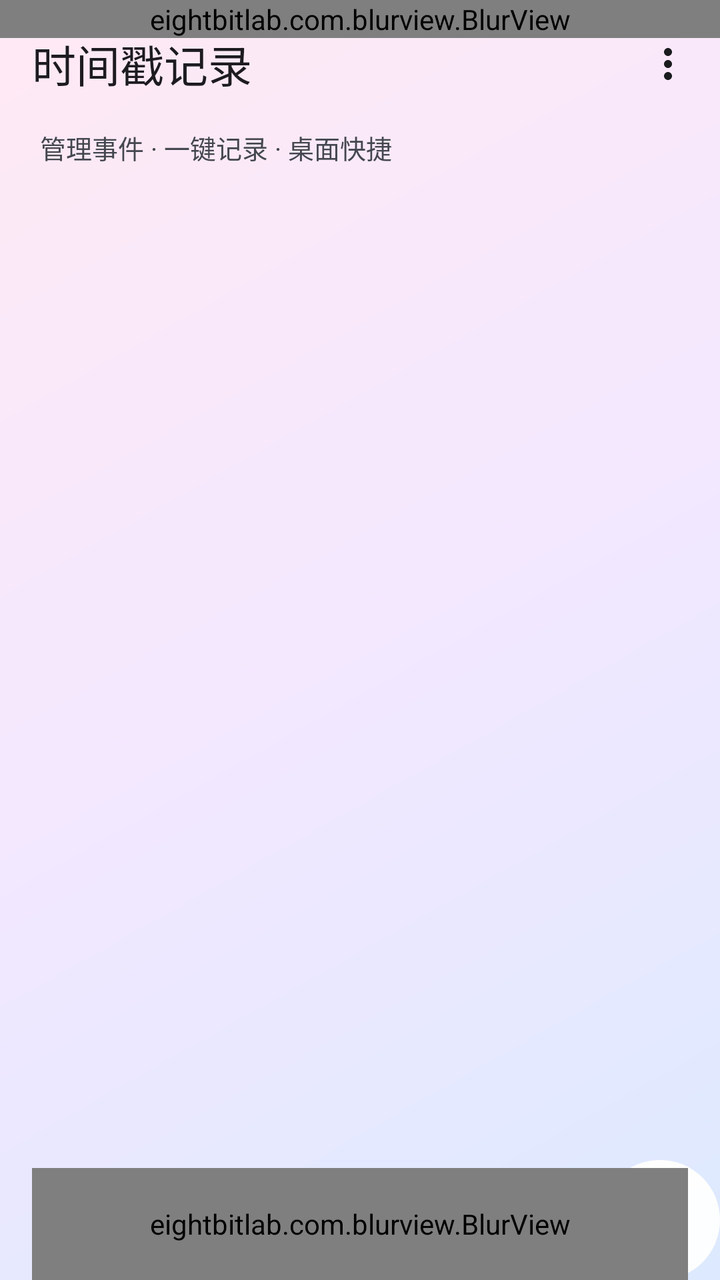
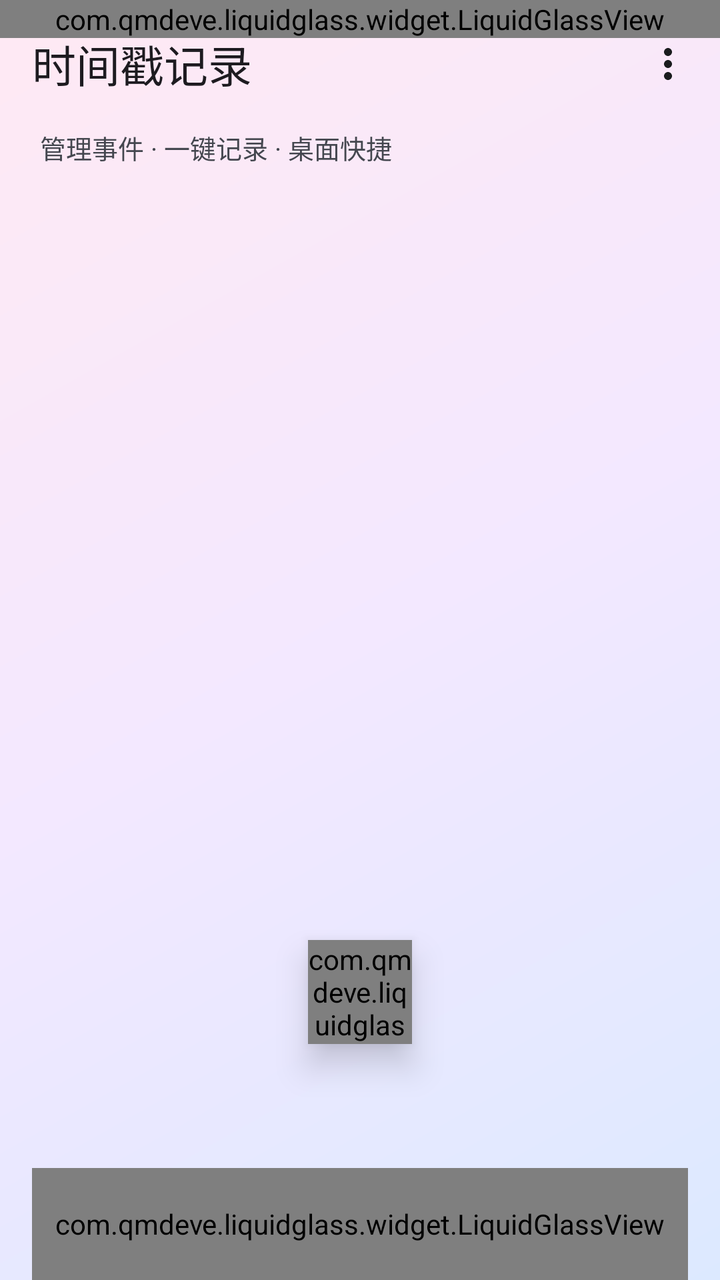

Screens rendered from an Android XML layout before and after an edit, with the pre-edit source and the edit as a unified diff.
<!-- AndroidManifest.xml: application theme Theme.Timestamp -->
<!-- res/layout/activity_main.xml -->
<?xml version="1.0" encoding="utf-8"?>
<FrameLayout xmlns:android="http://schemas.android.com/apk/res/android"
    xmlns:app="http://schemas.android.com/apk/res-auto"
    android:id="@+id/root"
    android:layout_width="match_parent"
    android:layout_height="match_parent">

    <androidx.coordinatorlayout.widget.CoordinatorLayout
        android:id="@+id/mainHost"
        android:layout_width="match_parent"
        android:layout_height="match_parent"
        android:background="@drawable/bg_main_gradient">

        
        <View
            android:id="@+id/timelineTrack"
            android:layout_width="2dp"
            android:layout_height="match_parent"
            android:layout_gravity="top"
            android:layout_marginStart="@dimen/timeline_line_inset"
            android:background="@drawable/timeline_track"
            android:visibility="gone" />

        
        <androidx.viewpager2.widget.ViewPager2
            android:id="@+id/viewPager"
            android:layout_width="match_parent"
            android:layout_height="match_parent"
            android:clipToPadding="false" />

        
        <eightbitlab.com.blurview.BlurView
            android:id="@+id/topBlur"
            android:layout_width="match_parent"
            android:layout_height="wrap_content"
            android:clickable="false"
            android:focusable="false" />

        <com.google.android.material.appbar.AppBarLayout
            android:id="@+id/appBar"
            android:layout_width="match_parent"
            android:layout_height="wrap_content"
            android:background="@android:color/transparent"
            app:elevation="0dp">

            <com.google.android.material.appbar.MaterialToolbar
                android:id="@+id/toolbar"
                android:layout_width="match_parent"
                android:layout_height="?attr/actionBarSize"
                app:contentInsetEnd="4dp"
                app:title="@string/main_title"
                app:titleTextAppearance="@style/TextAppearance.Material3.TitleLarge">

                <ImageButton
                    android:id="@+id/btnMore"
                    android:layout_width="44dp"
                    android:layout_height="44dp"
                    android:layout_gravity="end|center_vertical"
                    android:background="?attr/selectableItemBackgroundBorderless"
                    android:contentDescription="@string/menu_more"
                    android:scaleType="center"
                    android:src="@drawable/ic_more_vert" />
            </com.google.android.material.appbar.MaterialToolbar>

            <TextView
                android:id="@+id/tvSubtitle"
                android:layout_width="wrap_content"
                android:layout_height="wrap_content"
                android:paddingStart="20dp"
                android:paddingBottom="12dp"
                android:text="@string/main_subtitle"
                android:textColor="?attr/colorOnSurfaceVariant"
                android:textSize="13sp" />
        </com.google.android.material.appbar.AppBarLayout>

        
        <ImageButton
            android:id="@+id/fabAdd"
            android:layout_width="60dp"
            android:layout_height="60dp"
            android:layout_gravity="bottom|end"
            android:background="@drawable/fab_liquid"
            android:contentDescription="@string/fab_add"
            android:elevation="6dp"
            android:foreground="?attr/selectableItemBackgroundBorderless"
            android:outlineProvider="background"
            android:scaleType="center"
            android:src="@drawable/ic_add" />
    </androidx.coordinatorlayout.widget.CoordinatorLayout>

    
    <eightbitlab.com.blurview.BlurView
        android:id="@+id/bottomBar"
        android:layout_width="match_parent"
        android:layout_height="@dimen/tab_bar_height"
        android:layout_gravity="bottom"
        android:layout_marginStart="@dimen/space_4"
        android:layout_marginEnd="@dimen/space_4"
        android:background="@drawable/bg_bottom_nav">

        <com.timestamp.recorder.TabSliderView
            android:id="@+id/tabSlider"
            android:layout_width="match_parent"
            android:layout_height="match_parent" />

        <LinearLayout
            android:id="@+id/tabContent"
            android:layout_width="match_parent"
            android:layout_height="match_parent"
            android:orientation="horizontal"
            android:paddingStart="8dp"
            android:paddingEnd="8dp">

            <LinearLayout
                android:id="@+id/tabEvents"
                android:layout_width="0dp"
                android:layout_height="match_parent"
                android:layout_weight="1"
                android:gravity="center"
                android:orientation="horizontal">

                <ImageView
                    android:id="@+id/iconEvents"
                    android:layout_width="20dp"
                    android:layout_height="20dp"
                    android:contentDescription="@null"
                    android:scaleType="fitCenter"
                    android:src="@drawable/ic_tab_events" />

                <TextView
                    android:id="@+id/textEvents"
                    android:layout_width="wrap_content"
                    android:layout_height="wrap_content"
                    android:layout_marginStart="7dp"
                    android:text="@string/tab_events"
                    android:textSize="15sp" />
            </LinearLayout>

            <LinearLayout
                android:id="@+id/tabTimeline"
                android:layout_width="0dp"
                android:layout_height="match_parent"
                android:layout_weight="1"
                android:gravity="center"
                android:orientation="horizontal">

                <ImageView
                    android:id="@+id/iconTimeline"
                    android:layout_width="20dp"
                    android:layout_height="20dp"
                    android:contentDescription="@null"
                    android:scaleType="fitCenter"
                    android:src="@drawable/ic_tab_timeline" />

                <TextView
                    android:id="@+id/textTimeline"
                    android:layout_width="wrap_content"
                    android:layout_height="wrap_content"
                    android:layout_marginStart="7dp"
                    android:text="@string/tab_timeline"
                    android:textSize="15sp" />
            </LinearLayout>
        </LinearLayout>
    </eightbitlab.com.blurview.BlurView>
</FrameLayout>
<!-- resources referenced by this layout -->
<resources>
  <dimen name="space_4">16dp</dimen>
  <dimen name="tab_bar_height">56dp</dimen>
  <dimen name="timeline_line_inset">26dp</dimen>
  <!-- drawable bg_bottom_nav (drawable) -->
  <?xml version="1.0" encoding="utf-8"?>
  <layer-list xmlns:android="http://schemas.android.com/apk/res/android">
      <item>
          <shape android:shape="rectangle">
              <corners android:radius="28dp" />
              <gradient
                  android:angle="270"
                  android:startColor="#B3FFFFFF"
                  android:endColor="#CCFFFFFF" />
          </shape>
      </item>
      
      <item>
          <shape android:shape="rectangle">
              <corners android:radius="28dp" />
              <stroke
                  android:width="1dp"
                  android:color="#3D5B6B8C" />
          </shape>
      </item>
  </layer-list>
  <!-- drawable bg_main_gradient (drawable) -->
  <?xml version="1.0" encoding="utf-8"?>
  <shape xmlns:android="http://schemas.android.com/apk/res/android"
      android:shape="rectangle">
      <gradient
          android:type="linear"
          android:angle="135"
          android:startColor="#DCE9FF"
          android:centerColor="#F3E8FF"
          android:endColor="#FFE9F3" />
  </shape>
  <!-- drawable fab_liquid (drawable) -->
  <?xml version="1.0" encoding="utf-8"?>
  <layer-list xmlns:android="http://schemas.android.com/apk/res/android">
      <item>
          <shape android:shape="oval">
              <gradient
                  android:angle="270"
                  android:startColor="#F2FFFFFF"
                  android:endColor="#E8FFFFFF" />
          </shape>
      </item>
      <item>
          <shape android:shape="oval">
              <stroke
                  android:width="1dp"
                  android:color="#33FFFFFF" />
          </shape>
      </item>
  </layer-list>
  <!-- drawable ic_add (drawable) -->
  <?xml version="1.0" encoding="utf-8"?>
  <vector xmlns:android="http://schemas.android.com/apk/res/android"
      android:width="24dp"
      android:height="24dp"
      android:viewportWidth="24"
      android:viewportHeight="24"
      android:tint="?attr/colorOnSurface">
      <path
          android:fillColor="@android:color/white"
          android:pathData="M19,13h-6v6h-2v-6H5v-2h6V5h2v6h6v2z" />
  </vector>
  <!-- drawable ic_more_vert (drawable) -->
  <?xml version="1.0" encoding="utf-8"?>
  <vector xmlns:android="http://schemas.android.com/apk/res/android"
      android:width="24dp"
      android:height="24dp"
      android:viewportWidth="24"
      android:viewportHeight="24"
      android:tint="?attr/colorOnSurface">
      <path
          android:fillColor="@android:color/white"
          android:pathData="M12,8c1.1,0 2,-0.9 2,-2s-0.9,-2 -2,-2 -2,0.9 -2,2 0.9,2 2,2zM12,10c-1.1,0 -2,0.9 -2,2s0.9,2 2,2 2,-0.9 2,-2 -0.9,-2 -2,-2zM12,16c-1.1,0 -2,0.9 -2,2s0.9,2 2,2 2,-0.9 2,-2 -0.9,-2 -2,-2z" />
  </vector>
  <!-- drawable timeline_track (drawable) -->
  <?xml version="1.0" encoding="utf-8"?>
  <shape xmlns:android="http://schemas.android.com/apk/res/android"
      android:shape="rectangle">
      <solid android:color="#1F44474F" />
  </shape>
  <string name="fab_add">添加事件</string>
  <string name="main_subtitle">管理事件 · 一键记录 · 桌面快捷</string>
  <string name="main_title">时间戳记录</string>
  <string name="menu_more">更多</string>
  <string name="tab_events">事件</string>
  <string name="tab_timeline">时间线</string>
  <color name="md_primary">#1565C0</color>
  <color name="md_on_primary">#FFFFFF</color>
  <color name="md_primary_container">#D7E3FF</color>
  <color name="md_on_primary_container">#001B3F</color>
  <color name="md_secondary">#546E7A</color>
  <color name="md_on_secondary">#FFFFFF</color>
  <color name="md_secondary_container">#D6E4EC</color>
  <color name="md_on_secondary_container">#0E1D25</color>
  <color name="md_background">#FBF8FF</color>
  <color name="md_surface">#FBF8FF</color>
  <color name="md_on_surface">#1A1C1E</color>
  <color name="md_surface_variant">#E1E2EC</color>
  <color name="md_on_surface_variant">#44474F</color>
  <color name="md_outline">#74777F</color>
  <!-- unchanged entries left out for length: 3 -->
</resources>

<!-- the commit's change to res/layout/activity_main.xml (unified diff, before → after) -->
@@ -27,76 +27,61 @@
             android:layout_width="match_parent"
             android:layout_height="match_parent"
             android:clipToPadding="false" />
-
-        
-        <eightbitlab.com.blurview.BlurView
-            android:id="@+id/topBlur"
-            android:layout_width="match_parent"
-            android:layout_height="wrap_content"
-            android:clickable="false"
-            android:focusable="false" />
-
-        <com.google.android.material.appbar.AppBarLayout
-            android:id="@+id/appBar"
-            android:layout_width="match_parent"
-            android:layout_height="wrap_content"
-            android:background="@android:color/transparent"
-            app:elevation="0dp">
-
-            <com.google.android.material.appbar.MaterialToolbar
-                android:id="@+id/toolbar"
-                android:layout_width="match_parent"
-                android:layout_height="?attr/actionBarSize"
-                app:contentInsetEnd="4dp"
-                app:title="@string/main_title"
-                app:titleTextAppearance="@style/TextAppearance.Material3.TitleLarge">
-
-                <ImageButton
-                    android:id="@+id/btnMore"
-                    android:layout_width="44dp"
-                    android:layout_height="44dp"
-                    android:layout_gravity="end|center_vertical"
-                    android:background="?attr/selectableItemBackgroundBorderless"
-                    android:contentDescription="@string/menu_more"
-                    android:scaleType="center"
-                    android:src="@drawable/ic_more_vert" />
-            </com.google.android.material.appbar.MaterialToolbar>
-
-            <TextView
-                android:id="@+id/tvSubtitle"
-                android:layout_width="wrap_content"
-                android:layout_height="wrap_content"
-                android:paddingStart="20dp"
-                android:paddingBottom="12dp"
-                android:text="@string/main_subtitle"
-                android:textColor="?attr/colorOnSurfaceVariant"
-                android:textSize="13sp" />
-        </com.google.android.material.appbar.AppBarLayout>
-
-        
-        <ImageButton
-            android:id="@+id/fabAdd"
-            android:layout_width="60dp"
-            android:layout_height="60dp"
-            android:layout_gravity="bottom|end"
-            android:background="@drawable/fab_liquid"
-            android:contentDescription="@string/fab_add"
-            android:elevation="6dp"
-            android:foreground="?attr/selectableItemBackgroundBorderless"
-            android:outlineProvider="background"
-            android:scaleType="center"
-            android:src="@drawable/ic_add" />
     </androidx.coordinatorlayout.widget.CoordinatorLayout>
 
     
-    <eightbitlab.com.blurview.BlurView
+    <com.qmdeve.liquidglass.widget.LiquidGlassView
+        android:id="@+id/topGlass"
+        android:layout_width="match_parent"
+        android:layout_height="wrap_content"
+        android:clickable="false"
+        android:focusable="false" />
+
+    <com.google.android.material.appbar.AppBarLayout
+        android:id="@+id/appBar"
+        android:layout_width="match_parent"
+        android:layout_height="wrap_content"
+        android:background="@android:color/transparent"
+        app:elevation="0dp">
+
+        <com.google.android.material.appbar.MaterialToolbar
+            android:id="@+id/toolbar"
+            android:layout_width="match_parent"
+            android:layout_height="?attr/actionBarSize"
+            app:contentInsetEnd="4dp"
+            app:title="@string/main_title"
+            app:titleTextAppearance="@style/TextAppearance.Material3.TitleLarge">
+
+            <ImageButton
+                android:id="@+id/btnMore"
+                android:layout_width="44dp"
+                android:layout_height="44dp"
+                android:layout_gravity="end|center_vertical"
+                android:background="?attr/selectableItemBackgroundBorderless"
+                android:contentDescription="@string/menu_more"
+                android:scaleType="center"
+                android:src="@drawable/ic_more_vert" />
+        </com.google.android.material.appbar.MaterialToolbar>
+
+        <TextView
+            android:id="@+id/tvSubtitle"
+            android:layout_width="wrap_content"
+            android:layout_height="wrap_content"
+            android:paddingStart="20dp"
+            android:paddingBottom="12dp"
+            android:text="@string/main_subtitle"
+            android:textColor="?attr/colorOnSurfaceVariant"
+            android:textSize="13sp" />
+    </com.google.android.material.appbar.AppBarLayout>
+
+    
+    <com.qmdeve.liquidglass.widget.LiquidGlassView
         android:id="@+id/bottomBar"
         android:layout_width="match_parent"
         android:layout_height="@dimen/tab_bar_height"
         android:layout_gravity="bottom"
         android:layout_marginStart="@dimen/space_4"
-        android:layout_marginEnd="@dimen/space_4"
-        android:background="@drawable/bg_bottom_nav">
+        android:layout_marginEnd="@dimen/space_4">
 
         <com.timestamp.recorder.TabSliderView
             android:id="@+id/tabSlider"
@@ -136,6 +121,11 @@
                     android:textSize="15sp" />
             </LinearLayout>
 
+            
+            <View
+                android:layout_width="@dimen/fab_glass_gap"
+                android:layout_height="match_parent" />
+
             <LinearLayout
                 android:id="@+id/tabTimeline"
                 android:layout_width="0dp"
@@ -161,5 +151,24 @@
                     android:textSize="15sp" />
             </LinearLayout>
         </LinearLayout>
-    </eightbitlab.com.blurview.BlurView>
+    </com.qmdeve.liquidglass.widget.LiquidGlassView>
+
+    
+    <com.qmdeve.liquidglass.widget.LiquidGlassView
+        android:id="@+id/fabGlass"
+        android:layout_width="52dp"
+        android:layout_height="52dp"
+        android:layout_gravity="center_horizontal|bottom"
+        android:layout_marginBottom="118dp"
+        android:elevation="10dp">
+
+        <ImageButton
+            android:id="@+id/fabAdd"
+            android:layout_width="match_parent"
+            android:layout_height="match_parent"
+            android:background="?attr/selectableItemBackgroundBorderless"
+            android:contentDescription="@string/fab_add"
+            android:scaleType="center"
+            android:src="@drawable/ic_add" />
+    </com.qmdeve.liquidglass.widget.LiquidGlassView>
 </FrameLayout>
<!-- resource entries referenced after the edit -->
@@ -1,30 +1,9 @@
 <!-- resources referenced by this layout -->
 <resources>
+  <dimen name="fab_glass_gap">60dp</dimen>
   <dimen name="space_4">16dp</dimen>
   <dimen name="tab_bar_height">56dp</dimen>
   <dimen name="timeline_line_inset">26dp</dimen>
-  <!-- drawable bg_bottom_nav (drawable) -->
-  <?xml version="1.0" encoding="utf-8"?>
-  <layer-list xmlns:android="http://schemas.android.com/apk/res/android">
-      <item>
-          <shape android:shape="rectangle">
-              <corners android:radius="28dp" />
-              <gradient
-                  android:angle="270"
-                  android:startColor="#B3FFFFFF"
-                  android:endColor="#CCFFFFFF" />
-          </shape>
-      </item>
-      
-      <item>
-          <shape android:shape="rectangle">
-              <corners android:radius="28dp" />
-              <stroke
-                  android:width="1dp"
-                  android:color="#3D5B6B8C" />
-          </shape>
-      </item>
-  </layer-list>
   <!-- drawable bg_main_gradient (drawable) -->
   <?xml version="1.0" encoding="utf-8"?>
   <shape xmlns:android="http://schemas.android.com/apk/res/android"
@@ -36,25 +15,6 @@
           android:centerColor="#F3E8FF"
           android:endColor="#FFE9F3" />
   </shape>
-  <!-- drawable fab_liquid (drawable) -->
-  <?xml version="1.0" encoding="utf-8"?>
-  <layer-list xmlns:android="http://schemas.android.com/apk/res/android">
-      <item>
-          <shape android:shape="oval">
-              <gradient
-                  android:angle="270"
-                  android:startColor="#F2FFFFFF"
-                  android:endColor="#E8FFFFFF" />
-          </shape>
-      </item>
-      <item>
-          <shape android:shape="oval">
-              <stroke
-                  android:width="1dp"
-                  android:color="#33FFFFFF" />
-          </shape>
-      </item>
-  </layer-list>
   <!-- drawable ic_add (drawable) -->
   <?xml version="1.0" encoding="utf-8"?>
   <vector xmlns:android="http://schemas.android.com/apk/res/android"
